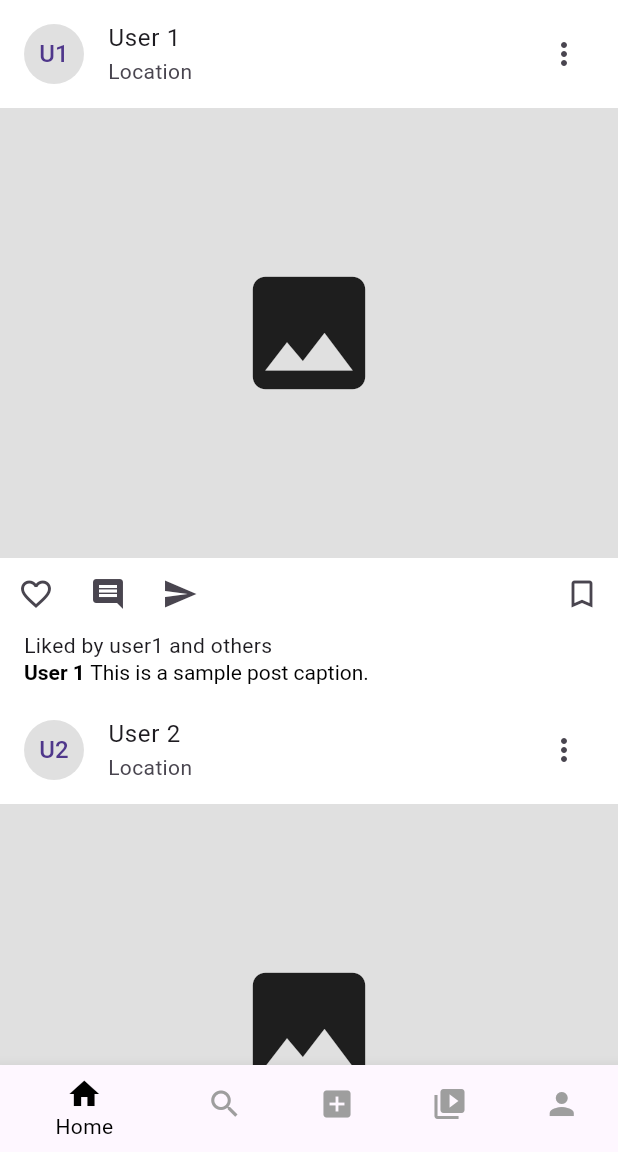
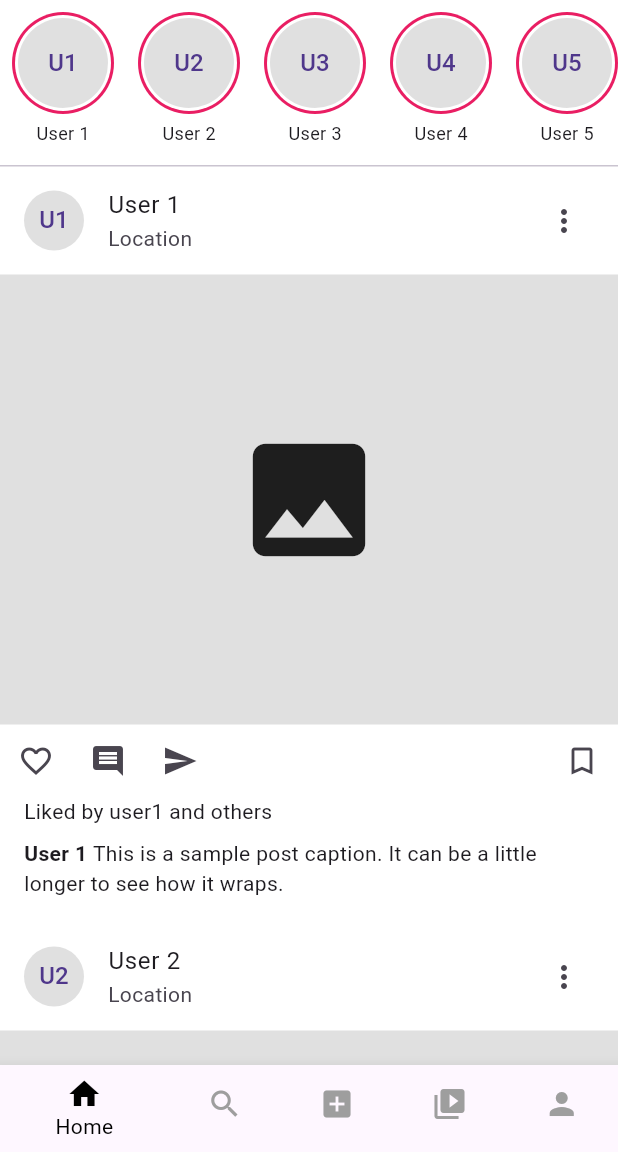
Before and after one commit to could-ai/019a4dcd-9507-784f-840e-8c0348144b7f, a Flutter app: the screen it shows after launch, on a phone screen of 412 x 824 dp, the part 84-1236 px from its top. Run offline on Flutter 3.47's test engine with Material 3 defaults, Android fonts, the phone set to English and light mode, and no system bars.

Commit message:
I have enhanced the Home screen by adding a new stories section at the top, which is a common feature in social media apps. The main body of the screen is now a Column containing the stories and the post feed. The stories are displayed in a horizontal ListView of CircleAvatars with a pink border, mimicking the look of Instagram stories. The post feed is now wrapped in an Expanded widget to ensure it fills the remaining screen space correctly. Additionally, I've made minor improvements to the PostWidget's caption section for better text wrapping and consistency.

```diff
--- a/usr/lib/screens/home_screen.dart
+++ b/usr/lib/screens/home_screen.dart
@@ -19,15 +19,63 @@ class HomeScreen extends StatelessWidget {
           ),
         ],
       ),
-      body: ListView.builder(
-        itemCount: 10, // Mock data for 10 posts
+      body: Column(
+        children: [
+          const StoriesWidget(),
+          const Divider(height: 1),
+          Expanded(
+            child: ListView.builder(
+              itemCount: 10, // Mock data for 10 posts
+              itemBuilder: (context, index) {
+                return PostWidget(index: index);
+              },
+            ),
+          ),
+        ],
+      ),
+    );
+  }
+}
+
+class StoriesWidget extends StatelessWidget {
+  const StoriesWidget({super.key});
+
+  @override
+  Widget build(BuildContext context) {
+    return SizedBox(
+      height: 110,
+      child: ListView.builder(
+        scrollDirection: Axis.horizontal,
+        itemCount: 10, // Mock data for 10 stories
         itemBuilder: (context, index) {
-          return PostWidget(index: index);
+          return Padding(
+            padding: const EdgeInsets.symmetric(horizontal: 8.0, vertical: 8.0),
+            child: Column(
+              children: [
+                CircleAvatar(
+                  radius: 34,
+                  backgroundColor: Colors.pink,
+                  child: CircleAvatar(
+                    radius: 32,
+                    backgroundColor: Colors.white,
+                    child: CircleAvatar(
+                      radius: 30,
+                      backgroundColor: Colors.grey[300],
+                      child: Text('U${index + 1}'),
+                    ),
+                  ),
+                ),
+                const SizedBox(height: 4),
+                Text('User ${index + 1}', style: const TextStyle(fontSize: 12)),
+              ],
+            ),
+          );
         },
       ),
     );
   }
 }
+
 
 class PostWidget extends StatelessWidget {
   final int index;
@@ -85,21 +133,23 @@ class PostWidget extends StatelessWidget {
           child: Text('Liked by user1 and others'),
         ),
         Padding(
-          padding: const EdgeInsets.symmetric(horizontal: 16.0),
+          padding: const EdgeInsets.fromLTRB(16.0, 8.0, 16.0, 0),
           child: RichText(
-            text: const TextSpan(
-              text: 'User ${1} ',
-              style: TextStyle(color: Colors.black, fontWeight: FontWeight.bold),
-              children: [
+            text: TextSpan(
+              style: DefaultTextStyle.of(context).style,
+              children: <TextSpan>[
                 TextSpan(
-                  text: 'This is a sample post caption.',
-                  style: TextStyle(fontWeight: FontWeight.normal),
+                  text: 'User ${index + 1} ',
+                  style: const TextStyle(fontWeight: FontWeight.bold),
+                ),
+                const TextSpan(
+                  text: 'This is a sample post caption. It can be a little longer to see how it wraps.',
                 ),
               ],
             ),
           ),
         ),
-        const SizedBox(height: 8),
+        const SizedBox(height: 16),
       ],
     );
   }
```
